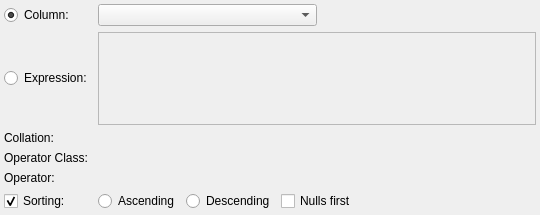
pgmodeler/pgmodeler, file libs/libgui/ui/dbobjects/elementwidget.ui: the form before one commit.
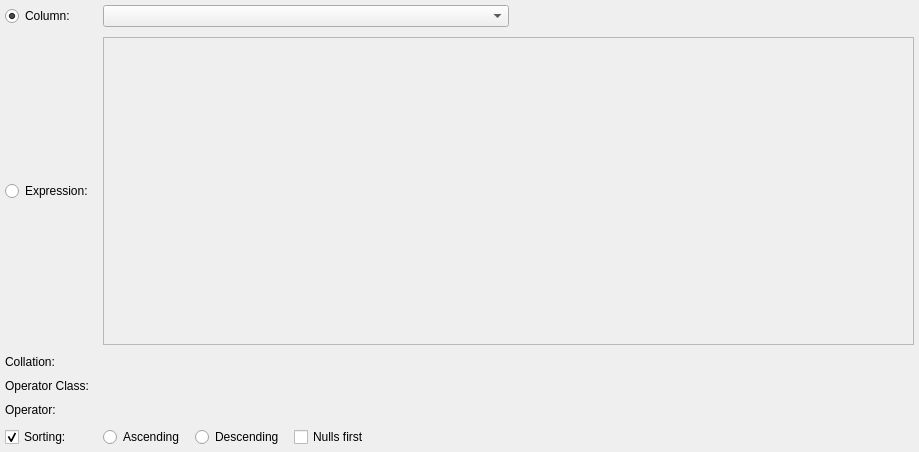
The form after the commit.

```diff
--- a/libs/libgui/ui/dbobjects/elementwidget.ui
+++ b/libs/libgui/ui/dbobjects/elementwidget.ui
@@ -6,8 +6,8 @@
    <rect>
     <x>0</x>
     <y>0</y>
-    <width>540</width>
-    <height>215</height>
+    <width>919</width>
+    <height>452</height>
    </rect>
   </property>
   <property name="minimumSize">
@@ -21,19 +21,19 @@
   </property>
   <layout class="QGridLayout" name="element_grid">
    <property name="leftMargin">
-    <number>4</number>
+    <number>5</number>
    </property>
    <property name="topMargin">
-    <number>4</number>
+    <number>5</number>
    </property>
    <property name="rightMargin">
-    <number>4</number>
+    <number>5</number>
    </property>
    <property name="bottomMargin">
-    <number>4</number>
+    <number>5</number>
    </property>
    <property name="spacing">
-    <number>6</number>
+    <number>10</number>
    </property>
    <item row="4" column="0">
     <widget class="QLabel" name="op_class_lbl">
```
